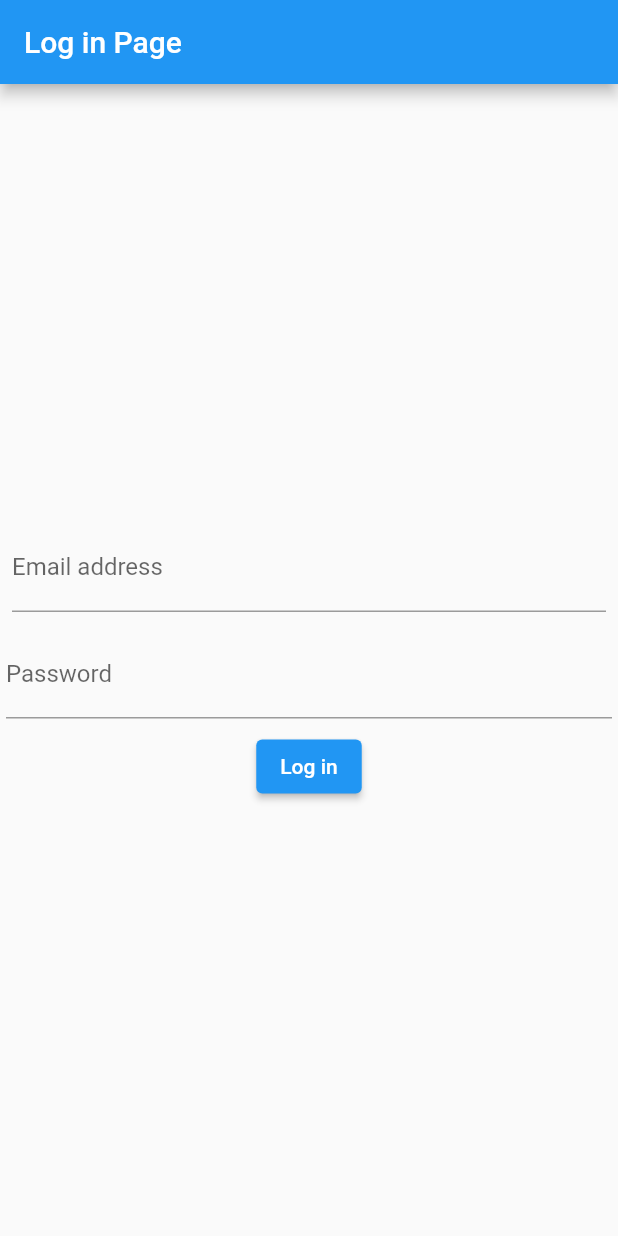
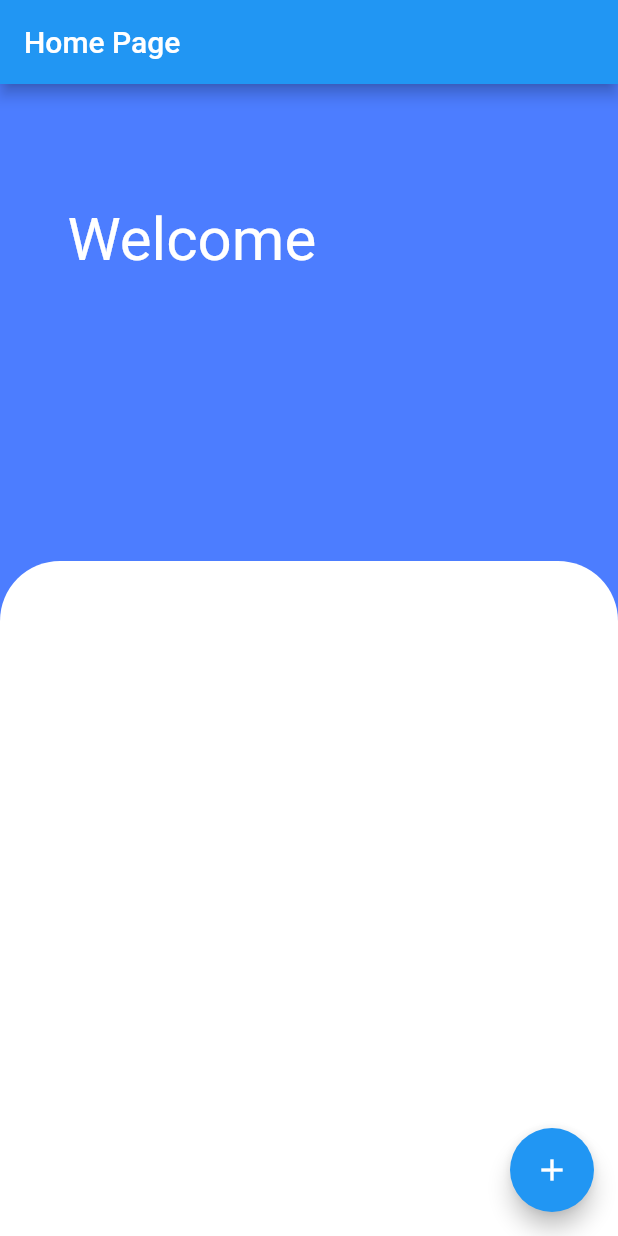
Before and after one commit to nicoitorma/barcode_attendance, a Flutter app: the screen it shows after launch, on a phone screen of 412 x 824 dp. Run offline on Flutter 3.47's test engine with Material 2 defaults, Android fonts, the light colour scheme and no system bars; our stand-ins replace floor, sqflite; missing offline and left inert: flutter_barcode_scanner; accounts and stored records are empty; generated files the repository leaves out were written again.

Commit message:
added layout

```diff
--- a/lib/Resources/constants_strings.dart
+++ b/lib/Resources/constants_strings.dart
@@ -4,3 +4,4 @@ const String INVALID_EMAIL = "Please enter a valid email address";
 const String INVALID_PASSWORD = "Please enter your password";
 const String EMAIL_ADDRESS = "Email address";
 const String PASSWORD = "Password";
+const String WELCOME = "Welcome";
--- /dev/null
+++ b/lib/Views/HomePage.dart
@@ -0,0 +1,87 @@
+import 'package:barcode_attendance/Utilities/barcode_scanner.dart';
+import 'package:flutter/material.dart';
+
+import '../Resources/constants_strings.dart';
+
+class HomePage extends StatelessWidget {
+  const HomePage({super.key});
+
+  // This widget is the root of your application.
+  @override
+  Widget build(BuildContext context) {
+    return MaterialApp(
+      title: 'Home',
+      theme: ThemeData(
+        // This is the theme of your application.
+        //
+        // Try running your application with "flutter run". You'll see the
+        // application has a blue toolbar. Then, without quitting the app, try
+        // changing the primarySwatch below to Colors.green and then invoke
+        // "hot reload" (press "r" in the console where you ran "flutter run",
+        // or simply save your changes to "hot reload" in a Flutter IDE).
+        // Notice that the counter didn't reset back to zero; the application
+        // is not restarted.
+        primarySwatch: Colors.blue,
+      ),
+      home: const MyHomePage(title: 'Home Page'),
+    );
+  }
+}
+
+class MyHomePage extends StatefulWidget {
+  const MyHomePage({super.key, required this.title});
+
+  final String title;
+
+  @override
+  State<MyHomePage> createState() => _MyHomePageState();
+}
+
+class _MyHomePageState extends State<MyHomePage> {
+  void scanBarcode() {
+    Navigator.push(context,
+        MaterialPageRoute(builder: (context) => const BarcodeScanner()));
+  }
+
+  @override
+  Widget build(BuildContext context) {
+    return Scaffold(
+      appBar: AppBar(
+        title: Text(widget.title),
+      ),
+      backgroundColor: const Color.fromARGB(255, 76, 125, 255),
+      body: Stack(
+        children: <Widget>[
+          const Align(
+            alignment: AlignmentDirectional.topStart,
+            child: Padding(
+              padding: EdgeInsets.fromLTRB(45, 80, 0, 0),
+              child: Text(
+                WELCOME,
+                style: TextStyle(fontSize: 40.0, color: Colors.white),
+              ),
+            ),
+          ),
+          Align(
+            alignment: AlignmentDirectional.bottomCenter,
+            child: Container(
+              height: 450,
+              alignment: AlignmentDirectional.bottomCenter,
+              decoration: const BoxDecoration(
+                  color: Colors.white,
+                  borderRadius: BorderRadius.only(
+                      topLeft: Radius.circular(40.0),
+                      topRight: Radius.circular(40.0))),
+            ),
+          ),
+        ],
+      ),
+
+      floatingActionButton: FloatingActionButton(
+        onPressed: scanBarcode,
+        tooltip: 'Increment',
+        child: const Icon(Icons.add),
+      ), // This trailing comma makes auto-formatting nicer for build methods.
+    );
+  }
+}
--- a/lib/main.dart
+++ b/lib/main.dart
@@ -3,6 +3,7 @@ import 'package:barcode_attendance/Views/AttendancePage.dart';
 import 'package:flutter/material.dart';
 
 import 'Models/Database/AttendanceDB.dart';
+import 'Views/HomePage.dart';
 
 // Future<void> main() async {
 //   WidgetsFlutterBinding.ensureInitialized();
@@ -20,5 +21,5 @@ import 'Models/Database/AttendanceDB.dart';
 // }
 
 void main() {
-  runApp(const LoginPage());
+  runApp(const HomePage());
 }
```
